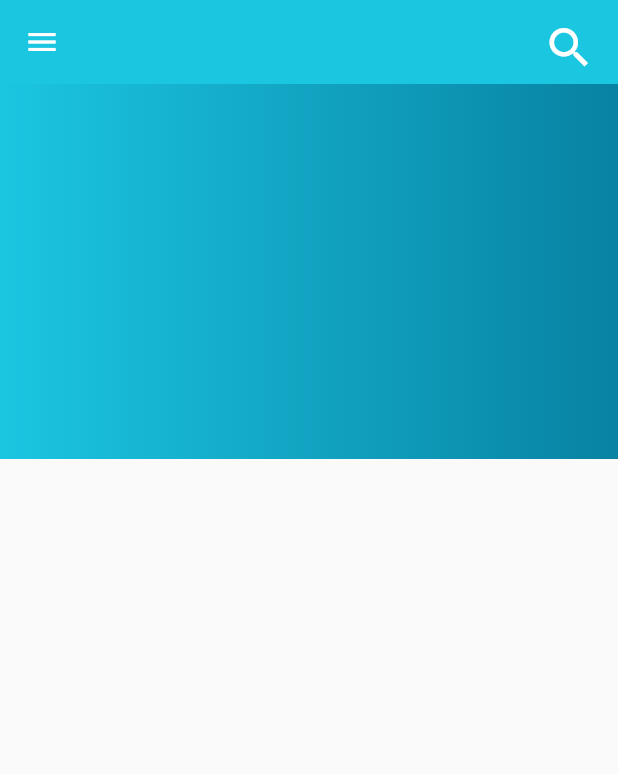
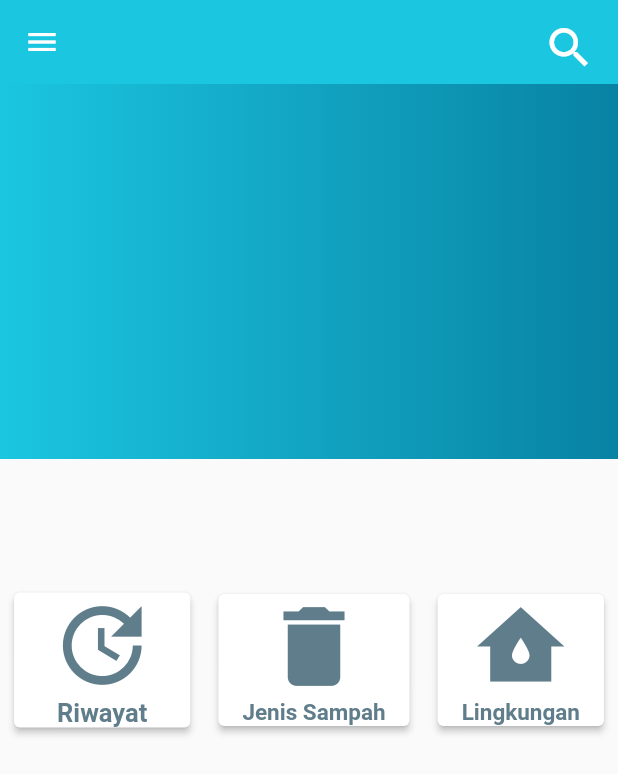
Before and after one commit to dwiponcosuripto4/mbakmu2, a Flutter app: the screen it shows after launch, on a phone screen of 412 x 824 dp. Shown: the top 774 px of the screen. Run offline on Flutter 3.47's test engine with Material 2 defaults, Android fonts, the light colour scheme and no system bars; our stand-ins replace firebase_auth, firebase_core, get; accounts and stored records are empty.

Commit message:
added row widget with multiple icons

```diff
--- a/lib/app/modules/home/views/home_view.dart
+++ b/lib/app/modules/home/views/home_view.dart
@@ -59,6 +59,71 @@ class HomeView extends StatelessWidget {
                 ],
               ),
             ),
+          ),
+          Column(
+            mainAxisAlignment: MainAxisAlignment.center,
+            children: [
+              Row(
+                mainAxisAlignment: MainAxisAlignment.spaceAround,
+                children: [
+                  ElevatedButton(
+                    onPressed: () async {},
+                    style: ElevatedButton.styleFrom(
+                        backgroundColor: Colors.white,
+                        foregroundColor: Colors.blueGrey),
+                    child: Column(
+                      children: [
+                        Icon(
+                          Icons.update_sharp,
+                          size: 70,
+                        ),
+                        Text(
+                          "   Riwayat   ",
+                          style: TextStyle(
+                              fontSize: 17, fontWeight: FontWeight.bold),
+                        )
+                      ],
+                    ),
+                  ),
+                  ElevatedButton(
+                      onPressed: () {},
+                      style: ElevatedButton.styleFrom(
+                          backgroundColor: Colors.white,
+                          foregroundColor: Colors.blueGrey),
+                      child: Column(
+                        children: [
+                          Icon(
+                            Icons.delete,
+                            size: 70,
+                          ),
+                          Text(
+                            "Jenis Sampah",
+                            style: TextStyle(
+                                fontSize: 15, fontWeight: FontWeight.bold),
+                          )
+                        ],
+                      )),
+                  ElevatedButton(
+                      onPressed: () {},
+                      style: ElevatedButton.styleFrom(
+                          backgroundColor: Colors.white,
+                          foregroundColor: Colors.blueGrey),
+                      child: Column(
+                        children: [
+                          Icon(
+                            Icons.water_damage,
+                            size: 70,
+                          ),
+                          Text(
+                            "Lingkungan",
+                            style: TextStyle(
+                                fontSize: 15, fontWeight: FontWeight.bold),
+                          )
+                        ],
+                      )),
+                ],
+              ),
+            ],
           ),
         ],
       ),
```
